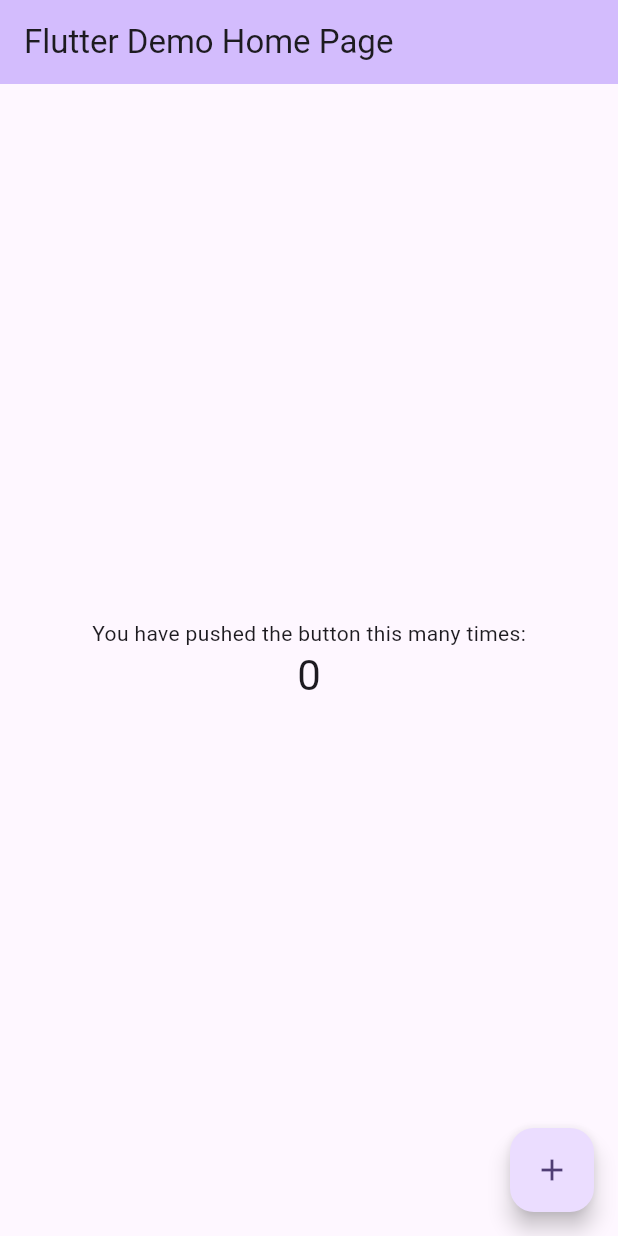
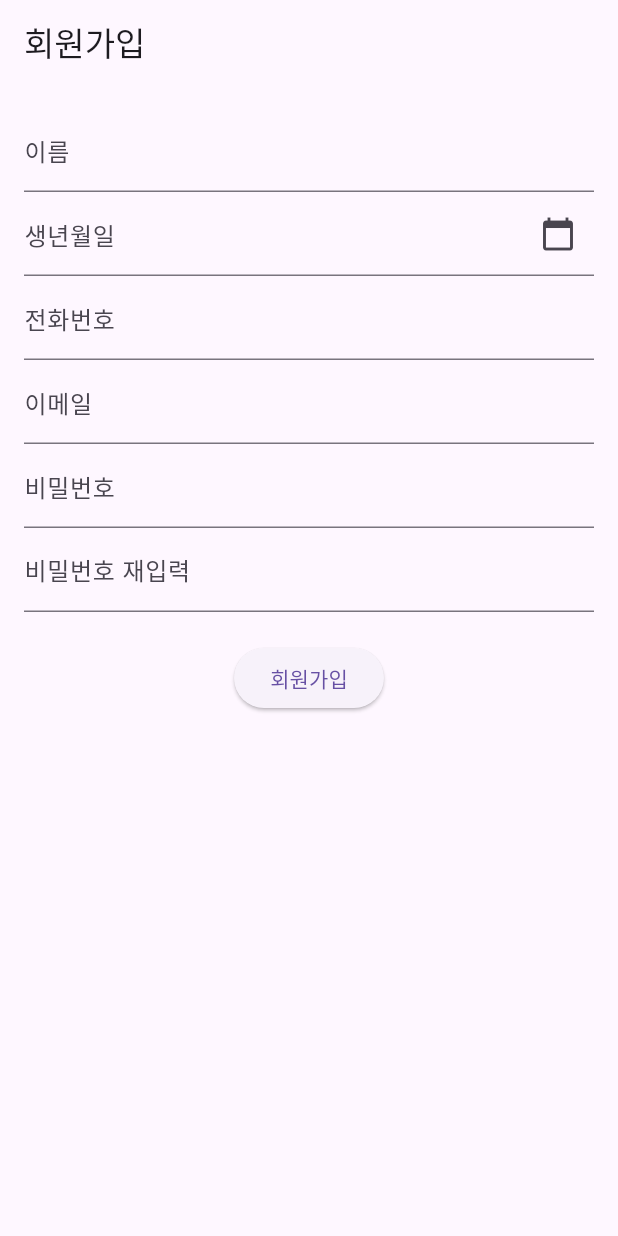
Before and after one commit to bambxxz1e/Trustay, a Flutter app: the screen it shows after launch, on a phone screen of 412 x 824 dp. Run offline on Flutter 3.47's test engine with Material 3 defaults, Android fonts, the phone set to English and light mode, and no system bars.

Commit message:
회원가입 구현

```diff
--- a/front/lib/main.dart
+++ b/front/lib/main.dart
@@ -1,4 +1,5 @@
 import 'package:flutter/material.dart';
+import 'screens/signup.dart';
 
 void main() {
   runApp(const MyApp());
@@ -7,116 +8,12 @@ void main() {
 class MyApp extends StatelessWidget {
   const MyApp({super.key});
 
-  // This widget is the root of your application.
   @override
   Widget build(BuildContext context) {
     return MaterialApp(
-      title: 'Flutter Demo',
-      theme: ThemeData(
-        // This is the theme of your application.
-        //
-        // TRY THIS: Try running your application with "flutter run". You'll see
-        // the application has a purple toolbar. Then, without quitting the app,
-        // try changing the seedColor in the colorScheme below to Colors.green
-        // and then invoke "hot reload" (save your changes or press the "hot
-        // reload" button in a Flutter-supported IDE, or press "r" if you used
-        // the command line to start the app).
-        //
-        // Notice that the counter didn't reset back to zero; the application
-        // state is not lost during the reload. To reset the state, use hot
-        // restart instead.
-        //
-        // This works for code too, not just values: Most code changes can be
-        // tested with just a hot reload.
-        colorScheme: .fromSeed(seedColor: Colors.deepPurple),
-      ),
-      home: const MyHomePage(title: 'Flutter Demo Home Page'),
+      title: 'Signup Demo',
+      theme: ThemeData(primarySwatch: Colors.blue),
+      home: const SignupPage(), // screens/signup_page.dart 연결
     );
   }
 }
-
-class MyHomePage extends StatefulWidget {
-  const MyHomePage({super.key, required this.title});
-
-  // This widget is the home page of your application. It is stateful, meaning
-  // that it has a State object (defined below) that contains fields that affect
-  // how it looks.
-
-  // This class is the configuration for the state. It holds the values (in this
-  // case the title) provided by the parent (in this case the App widget) and
-  // used by the build method of the State. Fields in a Widget subclass are
-  // always marked "final".
-
-  final String title;
-
-  @override
-  State<MyHomePage> createState() => _MyHomePageState();
-}
-
-class _MyHomePageState extends State<MyHomePage> {
-  int _counter = 0;
-
-  void _incrementCounter() {
-    setState(() {
-      // This call to setState tells the Flutter framework that something has
-      // changed in this State, which causes it to rerun the build method below
-      // so that the display can reflect the updated values. If we changed
-      // _counter without calling setState(), then the build method would not be
-      // called again, and so nothing would appear to happen.
-      _counter++;
-    });
-  }
-
-  @override
-  Widget build(BuildContext context) {
-    // This method is rerun every time setState is called, for instance as done
-    // by the _incrementCounter method above.
-    //
-    // The Flutter framework has been optimized to make rerunning build methods
-    // fast, so that you can just rebuild anything that needs updating rather
-    // than having to individually change instances of widgets.
-    return Scaffold(
-      appBar: AppBar(
-        // TRY THIS: Try changing the color here to a specific color (to
-        // Colors.amber, perhaps?) and trigger a hot reload to see the AppBar
-        // change color while the other colors stay the same.
-        backgroundColor: Theme.of(context).colorScheme.inversePrimary,
-        // Here we take the value from the MyHomePage object that was created by
-        // the App.build method, and use it to set our appbar title.
-        title: Text(widget.title),
-      ),
-      body: Center(
-        // Center is a layout widget. It takes a single child and positions it
-        // in the middle of the parent.
-        child: Column(
-          // Column is also a layout widget. It takes a list of children and
-          // arranges them vertically. By default, it sizes itself to fit its
-          // children horizontally, and tries to be as tall as its parent.
-          //
-          // Column has various properties to control how it sizes itself and
-          // how it positions its children. Here we use mainAxisAlignment to
-          // center the children vertically; the main axis here is the vertical
-          // axis because Columns are vertical (the cross axis would be
-          // horizontal).
-          //
-          // TRY THIS: Invoke "debug painting" (choose the "Toggle Debug Paint"
-          // action in the IDE, or press "p" in the console), to see the
-          // wireframe for each widget.
-          mainAxisAlignment: .center,
-          children: [
-            const Text('You have pushed the button this many times:'),
-            Text(
-              '$_counter',
-              style: Theme.of(context).textTheme.headlineMedium,
-            ),
-          ],
-        ),
-      ),
-      floatingActionButton: FloatingActionButton(
-        onPressed: _incrementCounter,
-        tooltip: 'Increment',
-        child: const Icon(Icons.add),
-      ),
-    );
-  }
-}
--- /dev/null
+++ b/front/lib/screens/signup.dart
@@ -0,0 +1,106 @@
+import 'package:flutter/material.dart';
+
+class SignupPage extends StatefulWidget {
+  const SignupPage({super.key});
+
+  @override
+  State<SignupPage> createState() => _SignupPageState();
+}
+
+class _SignupPageState extends State<SignupPage> {
+  final _formKey = GlobalKey<FormState>();
+  final passwordController = TextEditingController();
+  final repasswordController = TextEditingController();
+  String name = '';
+  String birth = '';
+  String tel = '';
+  String email = '';
+  String password = '';
+  String repassword = '';
+
+  @override
+  Widget build(BuildContext context) {
+    return Scaffold(
+      appBar: AppBar(title: const Text('회원가입')),
+      body: Padding(
+        padding: const EdgeInsets.all(16.0),
+        child: Form(
+          key: _formKey,
+          child: Column(
+            children: [
+              TextFormField(
+                decoration: const InputDecoration(labelText: '이름'),
+                onSaved: (value) => name = value!,
+                validator: (value) => value!.isEmpty ? '이름을 입력하세요' : null,
+              ),
+              TextFormField(
+                readOnly: true,
+                decoration: InputDecoration(
+                  labelText: '생년월일',
+                  suffixIcon: Icon(Icons.calendar_today),
+                ),
+                controller: TextEditingController(text: birth),
+                onTap: () async {
+                  DateTime? pickedDate = await showDatePicker(
+                    context: context,
+                    initialDate: DateTime(2000),
+                    firstDate: DateTime(1900),
+                    lastDate: DateTime.now(),
+                  );
+                  if (pickedDate != null) {
+                    setState(() {
+                      birth =
+                          "${pickedDate.year}-${pickedDate.month}-${pickedDate.day}";
+                    });
+                  }
+                },
+                validator: (value) => value!.isEmpty ? '생년월일을 선택하세요' : null,
+              ),
+              TextFormField(
+                decoration: const InputDecoration(labelText: '전화번호'),
+                keyboardType: TextInputType.phone,
+                onSaved: (value) => tel = value!,
+                validator: (value) => value!.isEmpty ? '전화번호를 입력하세요' : null,
+              ),
+              TextFormField(
+                decoration: const InputDecoration(labelText: '이메일'),
+                onSaved: (value) => email = value!,
+                validator: (value) =>
+                    value!.contains('@') ? null : '유효한 이메일을 입력하세요',
+              ),
+              TextFormField(
+                decoration: const InputDecoration(labelText: '비밀번호'),
+                obscureText: true,
+                controller: passwordController,
+                validator: (value) => value!.length < 6 ? '6자리 이상 입력하세요' : null,
+              ),
+              TextFormField(
+                decoration: const InputDecoration(labelText: '비밀번호 재입력'),
+                obscureText: true,
+                controller: repasswordController,
+                validator: (value) =>
+                    value != passwordController.text ? '비밀번호가 동일하지 않습니다' : null,
+              ),
+              const SizedBox(height: 20),
+              ElevatedButton(
+                onPressed: () {
+                  if (_formKey.currentState!.validate()) {
+                    password = passwordController.text;
+                    repassword = repasswordController.text;
+
+                    _formKey.currentState!.save();
+
+                    ScaffoldMessenger.of(
+                      context,
+                    ).showSnackBar(SnackBar(content: Text('회원가입이 완료되었습니다.')));
+                  }
+                },
+                child: const Text('회원가입'),
+              ),
+            ],
+          ),
+        ),
+      ),
+    );
+  }
+}
```
